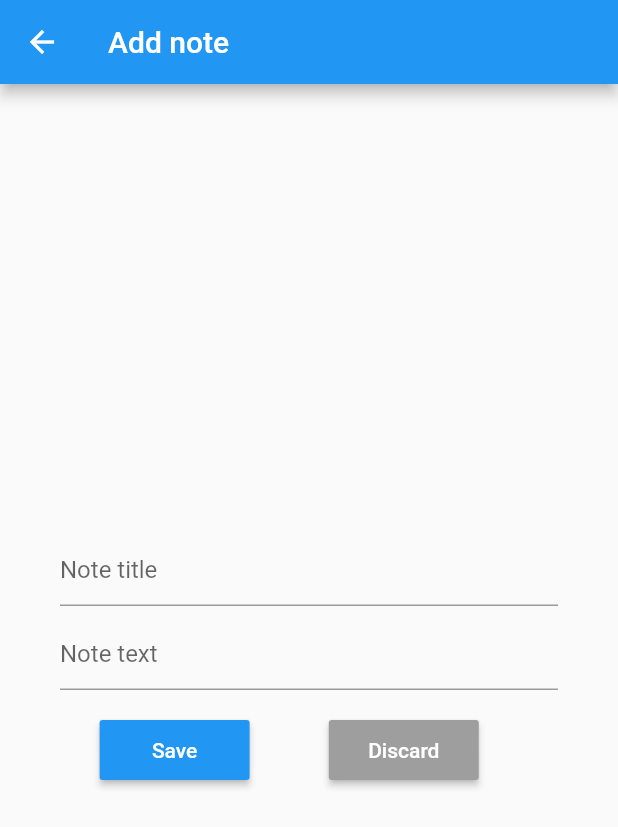
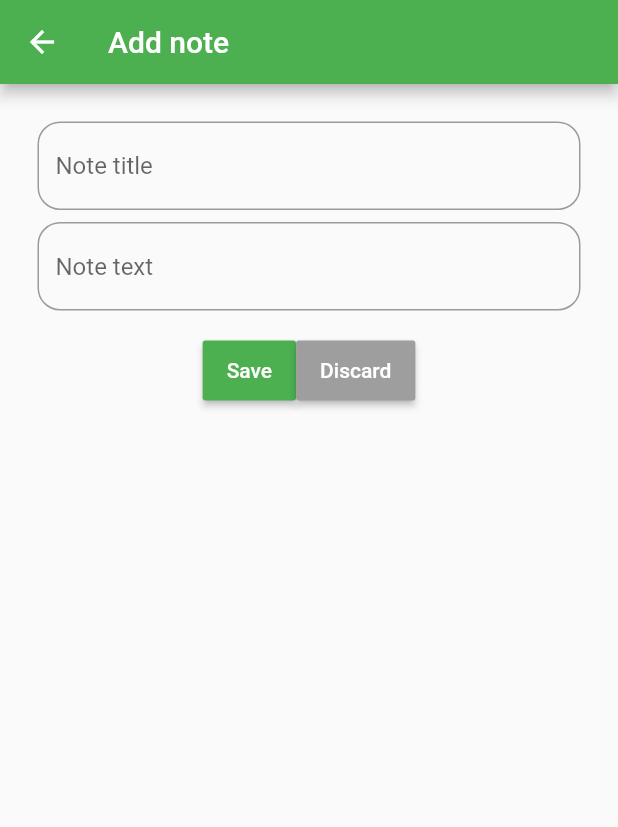
Before and after one commit to bgungalov/Notes, a Flutter app: the Note screen opened directly, on a phone screen of 412 x 824 dp. Shown: the top 827 px of the screen. Run offline on Flutter 3.47's test engine with Material 2 defaults, Android fonts, the phone set to English and light mode, and no system bars; our stand-ins replace sqflite; accounts and stored records are empty.

Commit message:
Minor bug fixes: Text scaling Button expand Text overflow Scroll View

```diff
--- a/lib/inherited_widgets/note_inherited_widget.dart
+++ b/lib/inherited_widgets/note_inherited_widget.dart
@@ -4,17 +4,9 @@ class NoteInheritedWidget extends InheritedWidget {
 
   final notes = [
     {
-      'title': 'asdmaskldmsklasdmaskldmsklasdmaskldmsklasdmaskldmskl',
-      'text': 'asdmaskldmsklasdmaskldmsklasdmaskldmsklasdmaskldmskl'
+      'title': 'My note title',
+      'text': 'My note text'
     },
-    {
-      'title': 'sadkaskdsadkaskdsadkaskdsadkaskd',
-      'text': 'sadkasksadkasksadkasksadkasksadkasksadkask'
-    },
-    {
-      'title': 'asafas3253asafas3253asafas3253asafas3253',
-      'text': '3asafas3253asafas3253asafa3asafas3253asafas3253asafa3asafas3253asafas3253asafa'
-    }
   ];
 
   NoteInheritedWidget(Widget child) : super(child: child);
--- a/lib/views/note.dart
+++ b/lib/views/note.dart
@@ -40,33 +40,49 @@ class NoteState extends State<Note> {
   Widget build(BuildContext context) {
     return Scaffold(
       appBar: AppBar(
+        backgroundColor: Colors.green,
         title: Text(
             widget.noteMode == NoteMode.Adding ? 'Add note' : 'Edit note'
         ),
       ),
-      body: Padding(
-        padding: const EdgeInsets.all(40.0),
+      body: SingleChildScrollView(
+        child: Padding(
+          padding: const EdgeInsets.all(25.0),
           child: Column(
             mainAxisAlignment: MainAxisAlignment.center,
             children: <Widget>[
               TextField(
                 controller: _titleController,
                 decoration: InputDecoration(
-                  hintText: 'Note title'
+                    hintText: 'Note title',
+                    border: OutlineInputBorder(
+                      borderRadius: BorderRadius.circular(15),
+                    )
                 ),
+                autofocus: false,
+                maxLines: null,
+                keyboardType: TextInputType.text,
               ),
               Container(height: 8,),
               TextField(
                 controller: _textController,
                 decoration: InputDecoration(
-                  hintText: 'Note text'
+                    hintText: 'Note text',
+                    border: OutlineInputBorder(
+                      borderRadius: BorderRadius.circular(15),
+                    )
                 ),
+                autofocus: false,
+                maxLines: null,
+                keyboardType: TextInputType.text,
               ),
-            Container(height: 16.0,),
-            Row(
-              mainAxisAlignment: MainAxisAlignment.spaceEvenly,
+              Container(width: null, height: 16.0,),
+              Center(
+                child: Row(
+                  mainAxisSize: MainAxisSize.min,
+                  mainAxisAlignment: MainAxisAlignment.spaceBetween,
                   children: <Widget>[
-                _NoteButton('Save', Colors.blue, () {
+                    _NoteButton('Save', Colors.green, () {
                       final title = _titleController.text;
                       final text = _textController.text;
 
@@ -84,22 +100,22 @@ class NoteState extends State<Note> {
                       }
                       Navigator.pop(context);
                     }),
-                Container(height: 16.0,),
+                    Container(width: null, height: 16.0,),
                     _NoteButton('Discard', Colors.grey, () {
                       Navigator.pop(context);
                     }),
                     widget.noteMode == NoteMode.Editing ?
-                Padding(
-                  padding: const EdgeInsets.only(left: 8.0),
-                  child: _NoteButton('Delete', Colors.red, () async {
+
+                    _NoteButton('Delete', Colors.red, () async {
                       await NoteProvider.deleteNote(widget.note['id']);
                       Navigator.pop(context);
-                  }),
-                )
+                    })
                         : Container()
                   ],
+                ),
               )
             ],
+          ),
         ),
       ),
     );
@@ -123,7 +139,7 @@ class _NoteButton extends StatelessWidget {
         style: TextStyle(color: Colors.white),
       ),
       height: 40,
-      minWidth: 100,
+      minWidth: 40,
       color: _color,
     );
   }
--- a/lib/views/note_list.dart
+++ b/lib/views/note_list.dart
@@ -17,6 +17,7 @@ class NoteListState extends State<NoteList> {
   Widget build(BuildContext context) {
     return Scaffold(
       appBar: AppBar(
+          backgroundColor: Colors.green,
         title: Text('Notes'),
       ),
       body: FutureBuilder(
@@ -55,6 +56,7 @@ class NoteListState extends State<NoteList> {
         },
       ),
       floatingActionButton: FloatingActionButton(
+        backgroundColor: Colors.green,
         onPressed: () {
           Navigator.push(
               context,
@@ -80,6 +82,8 @@ class _NoteTitle extends StatelessWidget {
           fontSize: 25,
           fontWeight: FontWeight.bold
       ),
+      maxLines: 2,
+      overflow: TextOverflow.ellipsis,
     );
   }
 }
@@ -96,7 +100,7 @@ class _NoteText extends StatelessWidget {
       style: TextStyle(
           color: Colors.grey.shade600
       ),
-      maxLines: 2,
+      maxLines: 3,
       overflow: TextOverflow.ellipsis,
     );
   }
```
Also changed, not shown: 7 other files. Lines whose indentation alone changed are shown as unchanged.
